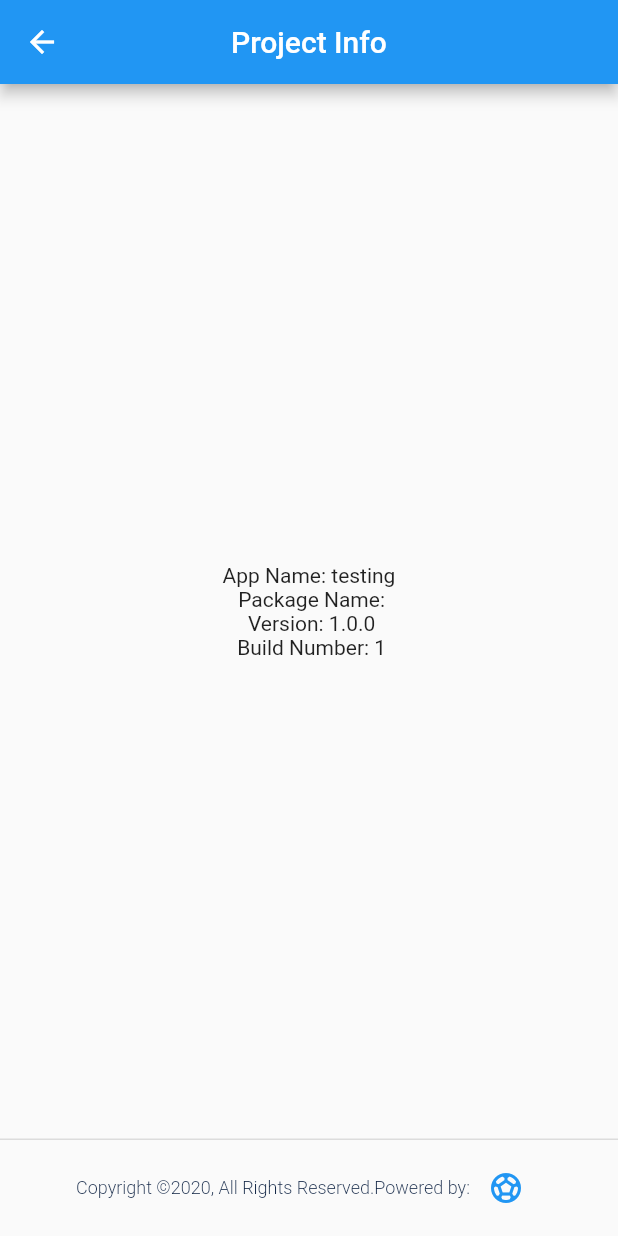
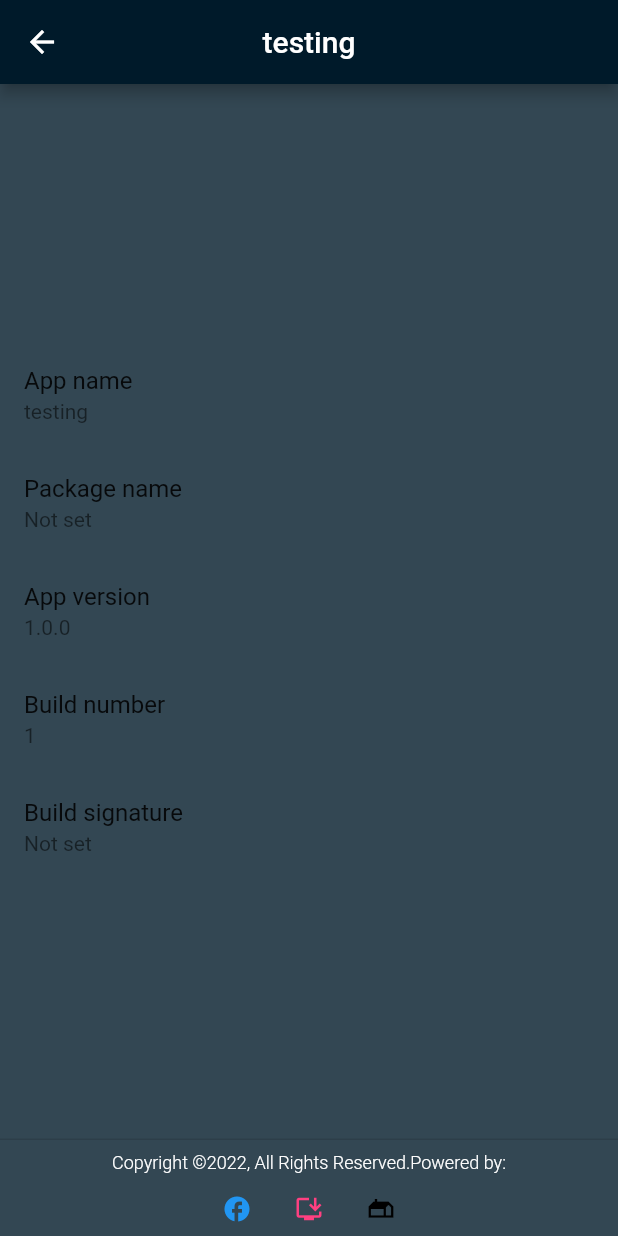
Before and after one commit to Hadjimamas/Testing_Project, a Flutter app: the screen it shows after launch, after a tap on the "info outline" icon, on a phone screen of 412 x 824 dp. Run offline on Flutter 3.47's test engine with Material 2 defaults, Android fonts, the phone set to English and light mode, and no system bars; drawn by our look-alikes of overlay_support; our stand-ins replace connectivity_plus, google_fonts, internet_connection_checker, package_info_plus.

Commit message:
Practice Project

```diff
--- a/lib/package_info.dart
+++ b/lib/package_info.dart
@@ -10,72 +10,98 @@ class ProjectInfo extends StatefulWidget {
 }
 
 class ProjectInfoState extends State<ProjectInfo> {
-  Future<PackageInfo> getPackageInfo() {
-    return PackageInfo.fromPlatform();
+  PackageInfo _packageInfo = PackageInfo(
+    appName: 'Unknown',
+    packageName: 'Unknown',
+    version: 'Unknown',
+    buildNumber: 'Unknown',
+    buildSignature: 'Unknown',
+  );
+
+  @override
+  void initState() {
+    super.initState();
+    _initPackageInfo();
   }
+
+  Future<void> _initPackageInfo() async {
+    final info = await PackageInfo.fromPlatform();
+    setState(() {
+      _packageInfo = info;
+    });
+  }
+
+  Widget _infoTile(String title, String subtitle) {
+    return ListTile(
+      title: Text(title),
+      subtitle: Text(subtitle.isEmpty ? 'Not set' : subtitle),
+    );
+  }
+
+  int year = DateTime.now().year;
 
   @override
   Widget build(BuildContext context) {
     return Scaffold(
+      backgroundColor: const Color(0xFF334753),
       persistentFooterButtons: [
         Row(
           mainAxisAlignment: MainAxisAlignment.center,
           children: [
-            const Text(
-              'Copyright ©2020, All Rights Reserved.',
-              style: TextStyle(
+            Text(
+              'Copyright ©$year, All Rights Reserved.Powered by:',
+              style: const TextStyle(
                   fontWeight: FontWeight.w300,
                   fontSize: 12.0,
-                  color: Color(0xFF162A49)),
+                  color: Colors.white),
             ),
-            const Text(
-              'Powered by:',
-              style: TextStyle(
-                  fontWeight: FontWeight.w300,
-                  fontSize: 12.0,
-                  color: Color(0xFF162A49)),
+          ],
+        ),
+        Row(
+          mainAxisAlignment: MainAxisAlignment.center,
+          children: [
+            IconButton(
+              tooltip: 'Facebook',
+              onPressed: () {
+                launchUrlString('https://www.facebook.com/andreas.hadjimamas/');
+              },
+              icon: const Icon(Icons.facebook, color: Colors.blue, size: 20.0),
             ),
             IconButton(
-              alignment: Alignment.center,
+              tooltip: 'Instagram',
+              onPressed: () {
+                launchUrlString(
+                    'https://www.instagram.com/andreas_hadjimamas/');
+              },
+              icon: const Icon(Icons.install_desktop,
+                  color: Colors.pinkAccent, size: 20.0),
+            ),
+            IconButton(
               tooltip: 'GitHub',
               onPressed: () {
-                launchUrlString('https://github.com/Hadjimamas');
+                launchUrlString(
+                    'https://www.instagram.com/andreas_hadjimamas/');
               },
-              icon: const Icon(
-                Icons.sports_soccer,
-                color: Colors.blue,
-              ),
+              icon: const Icon(Icons.gite_outlined,
+                  color: Colors.black, size: 20.0),
             ),
           ],
         ),
       ],
       appBar: AppBar(
-        title: const Text('Project Info'),
+        title: Text(_packageInfo.appName),
         centerTitle: true,
+        backgroundColor: const Color(0xFF001A2A),
       ),
-      body: Center(
-        child: FutureBuilder<PackageInfo>(
-          future: getPackageInfo(),
-          builder: (BuildContext context, AsyncSnapshot<PackageInfo> snapshot) {
-            if (snapshot.hasError) {
-              return const Text('ERROR');
-            } else if (!snapshot.hasData) {
-              return const Text('Loading...');
-            }
-
-            final data = snapshot.data!;
-
-            return Column(
-              mainAxisAlignment: MainAxisAlignment.center,
-              children: [
-                Text(
-                  'App Name: ${data.appName} \n Package Name: ${data.packageName} \n Version: ${data.version} \n Build Number: ${data.buildNumber}',
-                  textAlign: TextAlign.center,
-                ),
-              ],
-            );
-          },
-        ),
+      body: Column(
+        mainAxisAlignment: MainAxisAlignment.center,
+        children: <Widget>[
+          _infoTile('App name', _packageInfo.appName),
+          _infoTile('Package name', _packageInfo.packageName),
+          _infoTile('App version', _packageInfo.version),
+          _infoTile('Build number', _packageInfo.buildNumber),
+          _infoTile('Build signature', _packageInfo.buildSignature),
+        ],
       ),
     );
   }
```
